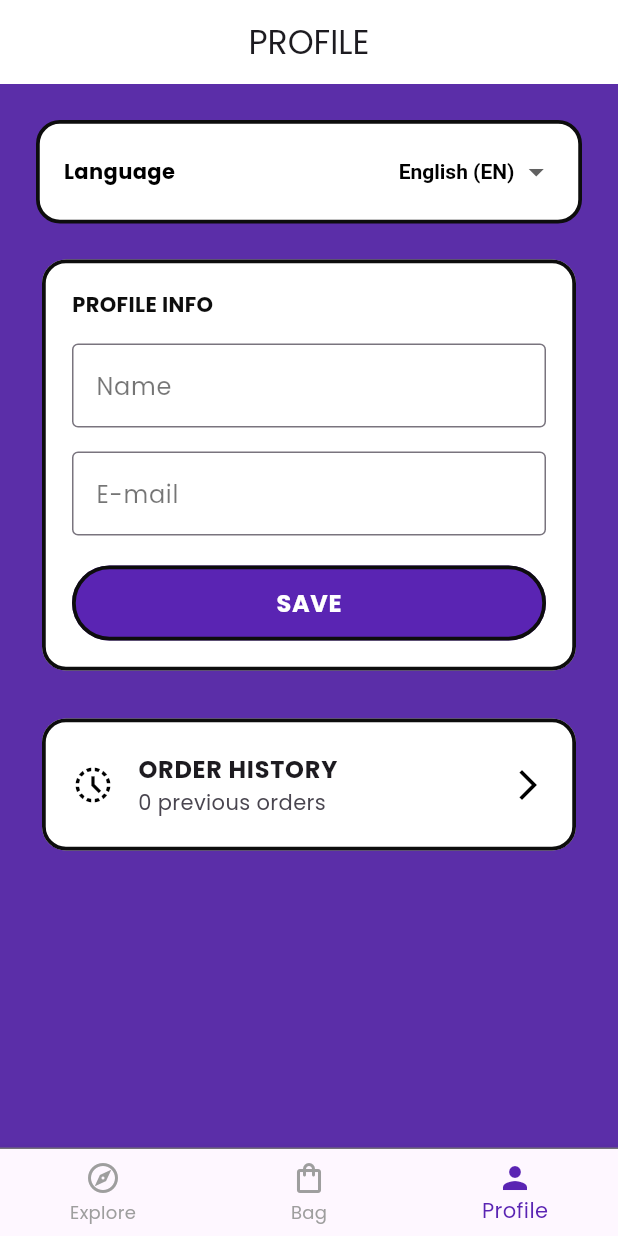
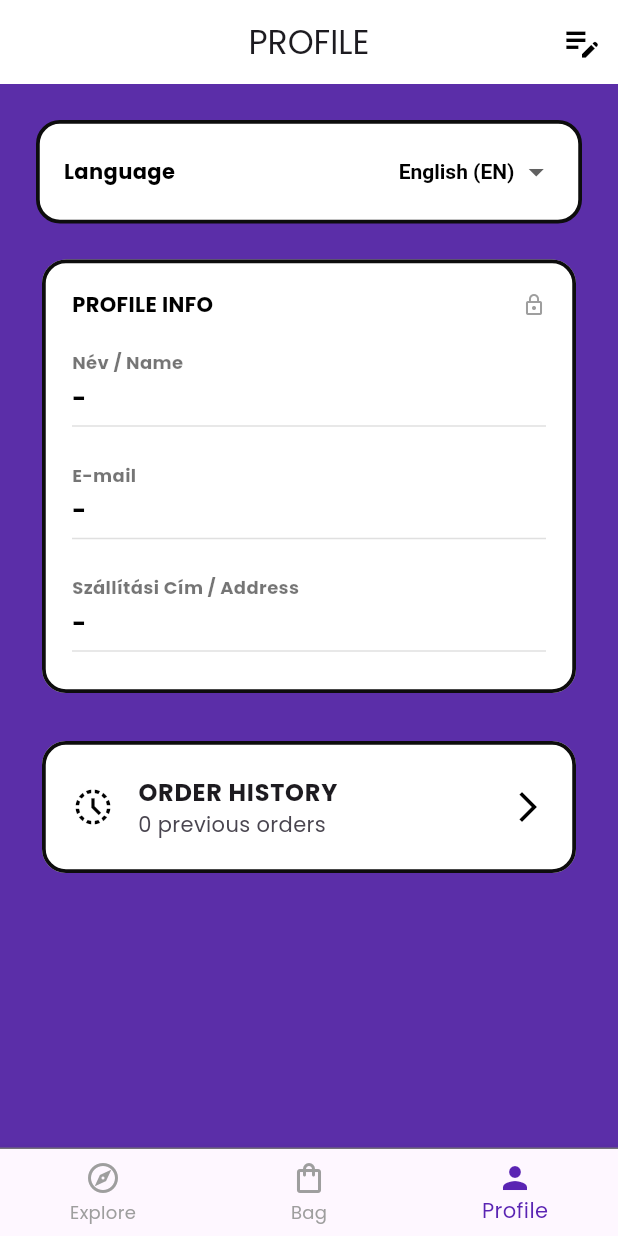
Before and after one commit to Khemio/ecommerce-flutter, a Flutter app: the screen it shows after launch, item 3 of the bottom bar chosen, on a phone screen of 412 x 824 dp. Run offline on Flutter 3.47's test engine with Material 3 defaults, Android fonts, the phone set to English and light mode, and no system bars; our stand-ins replace cached_network_image, font_awesome_flutter, shared_preferences, webview_flutter; missing offline and left inert: carousel_slider_plus; accounts and stored records are empty; network calls fail.

Commit message:
clean up

```diff
--- a/lib/screens/profile_screen.dart
+++ b/lib/screens/profile_screen.dart
@@ -15,6 +15,8 @@ class ProfileScreen extends StatefulWidget {
 class _ProfileScreenState extends State<ProfileScreen> {
   final _nameController = TextEditingController();
   final _emailController = TextEditingController();
+  final _addressController = TextEditingController();
+  bool _isEditing = false;
 
   @override
   void initState() {
@@ -24,6 +26,7 @@ class _ProfileScreenState extends State<ProfileScreen> {
     if (currentProfile != null) {
       _nameController.text = currentProfile.name;
       _emailController.text = currentProfile.email;
+      _addressController.text = currentProfile.shippingAddress;
     }
   }
 
@@ -31,16 +34,35 @@ class _ProfileScreenState extends State<ProfileScreen> {
   void dispose() {
     _nameController.dispose();
     _emailController.dispose();
+    _addressController.dispose();
     super.dispose();
   }
 
   @override
   Widget build(BuildContext context) {
     final shopProvider = Provider.of<ShopProvider>(context);
+    final lang = shopProvider.appLanguage;
 
     return Scaffold(
       appBar: AppBar(
         title: const Text('PROFILE'),
+        actions: [
+          // 🟢 Toggle Edit Action Icon
+          IconButton(
+            icon: Icon(_isEditing ? Icons.close : Icons.edit_note, color: Colors.black, size: 28),
+            onPressed: () {
+              setState(() {
+                _isEditing = !_isEditing;
+                // If canceling, restore previous cached text entries
+                if (!_isEditing && shopProvider.profile != null) {
+                  _nameController.text = shopProvider.profile!.name;
+                  _emailController.text = shopProvider.profile!.email;
+                  _addressController.text = shopProvider.profile!.shippingAddress;
+                }
+              });
+            },
+          )
+        ],
       ),
       body: SingleChildScrollView(
         padding: const EdgeInsets.all(24.0),
@@ -87,12 +109,29 @@ class _ProfileScreenState extends State<ProfileScreen> {
                 child: Column(
                   crossAxisAlignment: CrossAxisAlignment.start,
                   children: [
+                    Row(
+                      mainAxisAlignment: MainAxisAlignment.spaceBetween,
+                      children: [
                         const Text(
-                      // 'SZEMÉLYES ADATOK / PROFILE INFO',
+                          //   // 'SZEMÉLYES ADATOK / PROFILE INFO',
                           'PROFILE INFO',
-                      style: TextStyle(fontWeight: FontWeight.bold, fontSize: 14),
+                          style: TextStyle(fontWeight: FontWeight.bold, fontSize: 14, color: Colors.black),
                         ),
+                        if (!_isEditing)
+                          const Icon(Icons.lock_outline, size: 16, color: Colors.grey),
+                      ],
+                    ),
+                    const SizedBox(height: 20),
+
+                    // --- 🟢 TOGGLABLE CONDITIONAL VIEW ENGINE ---
+                    if (!_isEditing) ...[
+                      // READ-ONLY STATIC VIEW DISPLAY
+                      _buildInfoRow('Név / Name', _nameController.text.isEmpty ? '-' : _nameController.text),
                       const SizedBox(height: 16),
+                      _buildInfoRow('E-mail', _emailController.text.isEmpty ? '-' : _emailController.text),
+                      const SizedBox(height: 16),
+                      _buildInfoRow('Szállítási Cím / Address', _addressController.text.isEmpty ? '-' : _addressController.text),
+                    ] else ...[
                       TextField(
                         controller: _nameController,
                         style: const TextStyle(color: Colors.black),
@@ -113,14 +152,31 @@ class _ProfileScreenState extends State<ProfileScreen> {
                           border: OutlineInputBorder(),
                         ),
                       ),
+                      const SizedBox(height: 16),
+                      TextField(
+                        controller: _addressController,
+                        style: const TextStyle(color: Colors.black),
+                        maxLines: 2,
+                        decoration: const InputDecoration(
+                          // labelText: 'Szállítási Cím / Address',
+                          labelText: 'Address',
+                          labelStyle: TextStyle(color: Colors.black54),
+                          border: OutlineInputBorder()),
+                      ),
                       const SizedBox(height: 20),
+
                       ElevatedButton(
                         style: ElevatedButton.styleFrom(
                           backgroundColor: const Color(0xFF5A24B3),
                           foregroundColor: Colors.white,
                         ),
                         onPressed: () {
-                        shopProvider.saveProfile(_nameController.text, _emailController.text);
+                          shopProvider.saveProfile(
+                            _nameController.text,
+                            _emailController.text,
+                            _addressController.text
+                          );
+                          setState(() => _isEditing = false); // Lock view back up instantly
                           ScaffoldMessenger.of(context).showSnackBar(
                             // const SnackBar(content: Text('Profil sikeresen mentve! / Profile saved!')),
                             const SnackBar(content: Text('Profile saved!')),
@@ -129,6 +185,7 @@ class _ProfileScreenState extends State<ProfileScreen> {
                         // child: const Text('MENTÉS / SAVE'),
                         child: const Text('SAVE'),
                       ),
+                    ],
                   ],
                 ),
               ),
@@ -158,4 +215,17 @@ class _ProfileScreenState extends State<ProfileScreen> {
       ),
     );
   }
+
+  // Mini structural layout helper for read-only typography aesthetics
+  Widget _buildInfoRow(String label, String value) {
+    return Column(
+      crossAxisAlignment: CrossAxisAlignment.start,
+      children: [
+        Text(label, style: const TextStyle(fontSize: 12, color: Colors.black54, fontWeight: FontWeight.bold)),
+        const SizedBox(height: 4),
+        Text(value, style: const TextStyle(fontSize: 16, color: Colors.black, fontWeight: FontWeight.w600)),
+        const Divider(color: Colors.black12, height: 16),
+      ],
+    );
   }
+}
```
Lines whose indentation alone changed are shown as unchanged.
